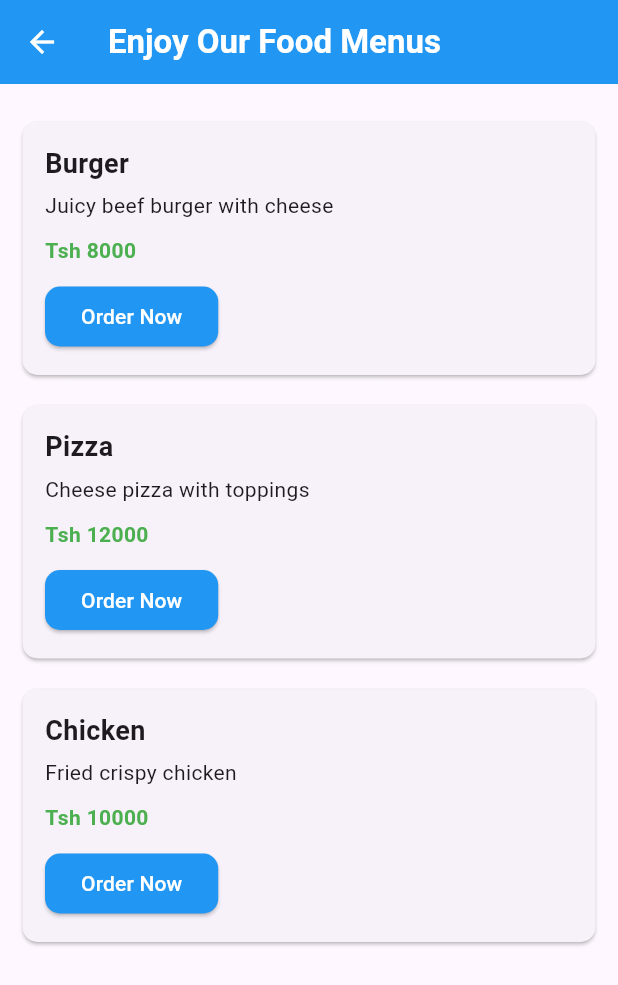
After one commit to iam-kimata/food_ordering_app, a Flutter app: the screen it shows after launch, after a tap on "LOGIN", on a phone screen of 412 x 824 dp. The commit adds this screen. Shown: the top 985 px of the screen. Run offline on Flutter 3.47's test engine with Material 3 defaults, Android fonts, the light colour scheme and no system bars.

Commit message:
Implementing Home Page

```diff
--- a/lib/auth/login.dart
+++ b/lib/auth/login.dart
@@ -1,5 +1,6 @@
 import 'package:flutter/material.dart';
 import 'package:interview_demo_app/auth/register.dart';
+import 'package:interview_demo_app/customer/home.dart';
 
 class LoginPage extends StatelessWidget {
   LoginPage({super.key});
@@ -50,12 +51,20 @@ class LoginPage extends StatelessWidget {
                           color: Colors.blue,
                         ),
                         child: Center(
+                          child: GestureDetector(
+                            onTap: () {
+                              Navigator.push(
+                                context,
+                                MaterialPageRoute(builder: (context) => HomePage()),
+                              );
+                            },
                             child: Text(
                               "LOGIN",
                               style: TextStyle(
                                 color: Colors.white,
                                 fontSize: 17,
                                 fontWeight: FontWeight.bold,
+                              ),
                             ),
                           ),
                         ),
--- /dev/null
+++ b/lib/customer/home.dart
@@ -0,0 +1,84 @@
+import 'package:flutter/material.dart';
+
+class HomePage extends StatelessWidget {
+  HomePage({super.key});
+
+  final List<Map<String, String>> foods = [
+    { "name": "Burger", "description": "Juicy beef burger with cheese", "price": "8000" },
+    { "name": "Pizza", "description": "Cheese pizza with toppings", "price": "12000" },
+    { "name": "Chicken", "description": "Fried crispy chicken", "price": "10000" },
+  ];
+
+  @override
+  Widget build(BuildContext context) {
+    return Scaffold(
+      appBar: AppBar(
+        backgroundColor: Colors.blue,
+        foregroundColor: Colors.white,
+        title: Text(
+          "Enjoy Our Food Menus",
+          style: TextStyle(fontWeight: FontWeight.bold),
+        ),
+      ),
+      body: ListView.builder(
+        padding: EdgeInsets.all(15),
+        itemCount: foods.length,
+        itemBuilder: (context, index) {
+          final food = foods[index];
+
+          return Card(
+            margin: EdgeInsets.symmetric(vertical: 10),
+            shape: RoundedRectangleBorder(
+              borderRadius: BorderRadius.circular(10),
+            ),
+            child: Padding(
+              padding: EdgeInsets.all(15),
+              child: Column(
+                crossAxisAlignment: CrossAxisAlignment.start,
+                children: [
+                  Text(
+                    food["name"]!,
+                    style: TextStyle(
+                      fontSize: 18,
+                      fontWeight: FontWeight.bold,
+                    ),
+                  ),
+
+                  const SizedBox(height: 5),
+
+                  Text(food["description"]!),
+
+                  const SizedBox(height: 10),
+
+                  Text(
+                    "Tsh ${food["price"]}",
+                    style: TextStyle(
+                      color: Colors.green,
+                      fontWeight: FontWeight.bold,
+                    ),
+                  ),
+
+                  const SizedBox(height: 10),
+
+                  ElevatedButton(
+                    onPressed: () {},
+                    style: ElevatedButton.styleFrom(
+                      backgroundColor: Colors.blue,
+                      shape: RoundedRectangleBorder(
+                        borderRadius: BorderRadius.circular(10),
+                      ),
+                    ),
+                    child: Text(
+                      "Order Now",
+                      style: TextStyle(color: Colors.white),
+                    ),
+                  ),
+                ],
+              ),
+            ),
+          );
+        },
+      ),
+    );
+  }
+}
```
Lines whose indentation alone changed are shown as unchanged.
